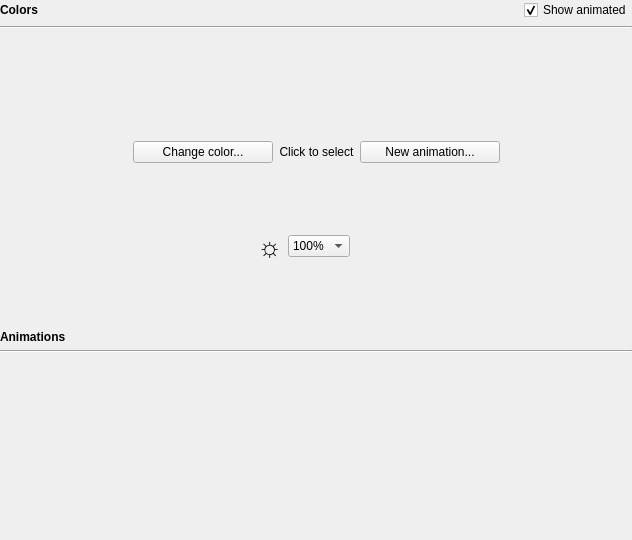
First picture: the form in src/gui/kblightwidget.ui, repository ckb-next/ckb-next, before the edit.
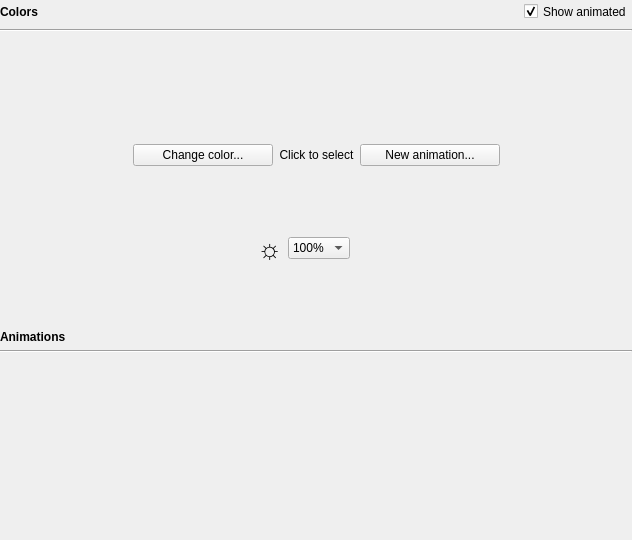
Second picture: the form after the edit. Custom widgets are drawn as their Qt base class.

Commit message: Fix vertical label resizing issues

Diff of the .ui file:
```diff
--- a/src/gui/kblightwidget.ui
+++ b/src/gui/kblightwidget.ui
@@ -31,11 +31,17 @@
      <item>
       <widget class="QLabel" name="label_3">
        <property name="sizePolicy">
-        <sizepolicy hsizetype="Expanding" vsizetype="Preferred">
+        <sizepolicy hsizetype="Expanding" vsizetype="Minimum">
          <horstretch>0</horstretch>
          <verstretch>0</verstretch>
         </sizepolicy>
        </property>
+       <property name="minimumSize">
+        <size>
+         <width>0</width>
+         <height>23</height>
+        </size>
+       </property>
        <property name="font">
         <font>
          <weight>75</weight>
@@ -49,6 +55,18 @@
      </item>
      <item>
       <widget class="QCheckBox" name="showAnimBox">
+       <property name="sizePolicy">
+        <sizepolicy hsizetype="Minimum" vsizetype="Minimum">
+         <horstretch>0</horstretch>
+         <verstretch>0</verstretch>
+        </sizepolicy>
+       </property>
+       <property name="minimumSize">
+        <size>
+         <width>0</width>
+         <height>23</height>
+        </size>
+       </property>
        <property name="toolTip">
         <string>If enabled, the same colors will be displayed here as on the keyboard. If disabled, the base colors will be shown.</string>
        </property>
@@ -340,17 +358,17 @@
   </layout>
  </widget>
  <customwidgets>
-  <customwidget>
-   <class>ColorButton</class>
-   <extends>QPushButton</extends>
-   <header>colorbutton.h</header>
-  </customwidget>
   <customwidget>
    <class>KeyWidget</class>
    <extends>QWidget</extends>
    <header>keywidget.h</header>
    <container>1</container>
   </customwidget>
+  <customwidget>
+   <class>ColorButton</class>
+   <extends>QPushButton</extends>
+   <header>colorbutton.h</header>
+  </customwidget>
   <customwidget>
    <class>KbAnimWidget</class>
    <extends>QWidget</extends>
```
The commit also changes 1 other file.
